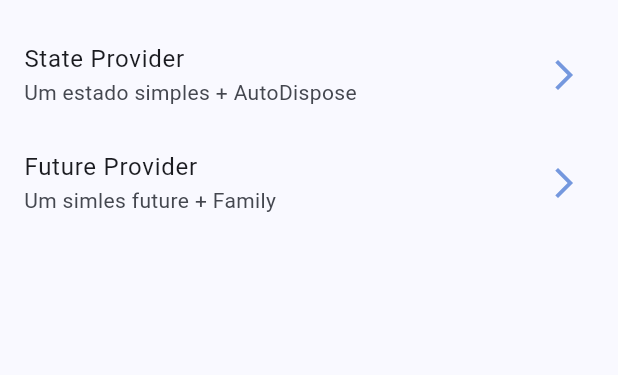
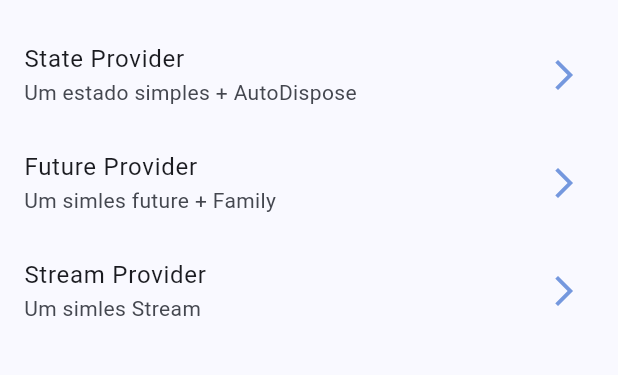
Before and after one commit to eliezerantonio/riverpod_providers_app, a Flutter app: the screen it shows after launch, on a phone screen of 412 x 824 dp, the part 63-438 px from its top. Run offline on Flutter 3.47's test engine with Material 2 defaults, Android fonts, the phone set to English and light mode, and no system bars; our stand-ins replace dio, flutter_riverpod, go_router, google_fonts; missing offline and left inert: random_name_generator.

Commit message:
feat: stream provider implementation

```diff
--- a/lib/config/helpers/pokemon_service.dart
+++ b/lib/config/helpers/pokemon_service.dart
@@ -7,7 +7,7 @@ class PokemonService {
     final dio = Dio();
     try {
       final response =
-          await dio.get('your_pokeapi_key');
+          await dio.get('https://pokeapi.co/api/v2/pokemon/$pokemonId');
 
       return response.data['name'] ?? 'Name not found';
     } catch (e) {
--- a/lib/config/helpers/random_generator.dart
+++ b/lib/config/helpers/random_generator.dart
@@ -6,4 +6,10 @@ class RandomGenerator {
 
     return randomNames.fullName();
   }
+
+  static Stream<String> randomNamesStream() {
+    return Stream.periodic(const Duration(seconds: 2), (i) {
+      return getRandomName();
+    });
+  }
 }
--- a/lib/config/router/app_router.dart
+++ b/lib/config/router/app_router.dart
@@ -15,6 +15,10 @@ final appRouter = GoRouter(
     GoRoute(
       path: '/future-provider',
       builder: (context, state) => const PokemonScreen(),
+    ),
+    GoRoute(
+      path: '/stream-provider',
+      builder: (context, state) => const StreamScreen(),
     )
   ],
 );
--- a/lib/presentation/providers/providers.dart
+++ b/lib/presentation/providers/providers.dart
@@ -1,2 +1,3 @@
 export './random_name_provider.dart';
 export 'pokemon_name_provider.dart';
+export './random_names_stream_provider.dart';
--- a/lib/presentation/screens/home/home_screen.dart
+++ b/lib/presentation/screens/home/home_screen.dart
@@ -32,6 +32,11 @@ class _HomeScreenView extends StatelessWidget {
           subTitle: 'Um simles future + Family',
           location: '/future-provider',
         ),
+        _CustomListTile(
+          title: 'Stream Provider',
+          subTitle: 'Um simles Stream',
+          location: '/stream-provider',
+        ),
       ],
     );
   }
--- a/lib/presentation/screens/screens.dart
+++ b/lib/presentation/screens/screens.dart
@@ -1,3 +1,4 @@
 export './home/home_screen.dart';
 export './01-state-provider/state_provider_screen.dart';
 export './02-future-provider/pokemon_screen.dart';
+export './03-stream-provider/stream_screen.dart';
```
Also changed, not shown: lib/presentation/providers/random_names_stream_provider.dart (added, +22 -0 lines), lib/presentation/screens/03-stream-provider/stream_screen.dart (added, +25 -0 lines).
